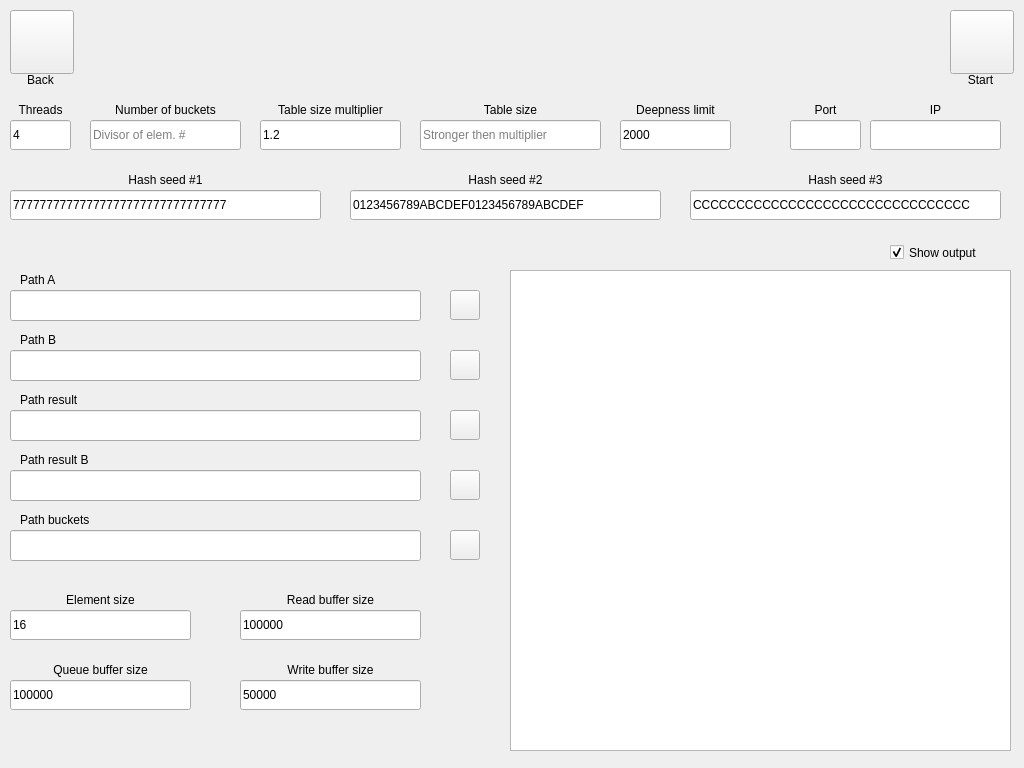
Old version of the form subwindow.ui in the repository Oleksandr-Tkachenko/PSI_GUI.
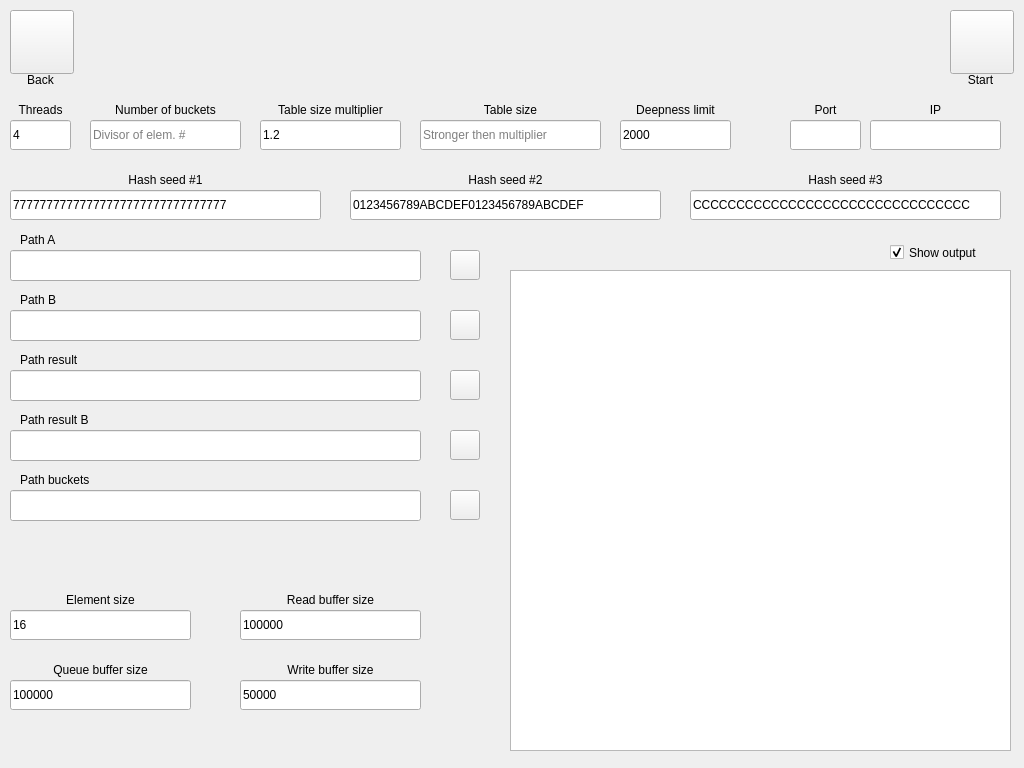
New version of the form. Icons and pictures are not drawn.

```diff
--- a/subwindow.ui
+++ b/subwindow.ui
@@ -148,7 +148,7 @@
    <property name="geometry">
     <rect>
      <x>10</x>
-     <y>290</y>
+     <y>250</y>
      <width>411</width>
      <height>31</height>
     </rect>
@@ -158,7 +158,7 @@
    <property name="geometry">
     <rect>
      <x>20</x>
-     <y>270</y>
+     <y>230</y>
      <width>381</width>
      <height>20</height>
     </rect>
@@ -171,7 +171,7 @@
    <property name="geometry">
     <rect>
      <x>20</x>
-     <y>330</y>
+     <y>290</y>
      <width>381</width>
      <height>20</height>
     </rect>
@@ -184,7 +184,7 @@
    <property name="geometry">
     <rect>
      <x>10</x>
-     <y>350</y>
+     <y>310</y>
      <width>411</width>
      <height>31</height>
     </rect>
@@ -194,7 +194,7 @@
    <property name="geometry">
     <rect>
      <x>450</x>
-     <y>290</y>
+     <y>250</y>
      <width>30</width>
      <height>30</height>
     </rect>
@@ -211,7 +211,7 @@
    <property name="geometry">
     <rect>
      <x>450</x>
-     <y>350</y>
+     <y>310</y>
      <width>30</width>
      <height>30</height>
     </rect>
@@ -228,7 +228,7 @@
    <property name="geometry">
     <rect>
      <x>450</x>
-     <y>410</y>
+     <y>370</y>
      <width>30</width>
      <height>30</height>
     </rect>
@@ -245,7 +245,7 @@
    <property name="geometry">
     <rect>
      <x>20</x>
-     <y>390</y>
+     <y>350</y>
      <width>381</width>
      <height>20</height>
     </rect>
@@ -258,7 +258,7 @@
    <property name="geometry">
     <rect>
      <x>10</x>
-     <y>410</y>
+     <y>370</y>
      <width>411</width>
      <height>31</height>
     </rect>
@@ -493,7 +493,7 @@
    <property name="geometry">
     <rect>
      <x>10</x>
-     <y>530</y>
+     <y>490</y>
      <width>411</width>
      <height>31</height>
     </rect>
@@ -503,7 +503,7 @@
    <property name="geometry">
     <rect>
      <x>20</x>
-     <y>510</y>
+     <y>470</y>
      <width>381</width>
      <height>20</height>
     </rect>
@@ -516,7 +516,7 @@
    <property name="geometry">
     <rect>
      <x>450</x>
-     <y>530</y>
+     <y>490</y>
      <width>30</width>
      <height>30</height>
     </rect>
@@ -725,7 +725,7 @@
    <property name="geometry">
     <rect>
      <x>10</x>
-     <y>470</y>
+     <y>430</y>
      <width>411</width>
      <height>31</height>
     </rect>
@@ -735,7 +735,7 @@
    <property name="geometry">
     <rect>
      <x>20</x>
-     <y>450</y>
+     <y>410</y>
      <width>381</width>
      <height>20</height>
     </rect>
@@ -748,7 +748,7 @@
    <property name="geometry">
     <rect>
      <x>450</x>
-     <y>470</y>
+     <y>430</y>
      <width>30</width>
      <height>30</height>
     </rect>
```
